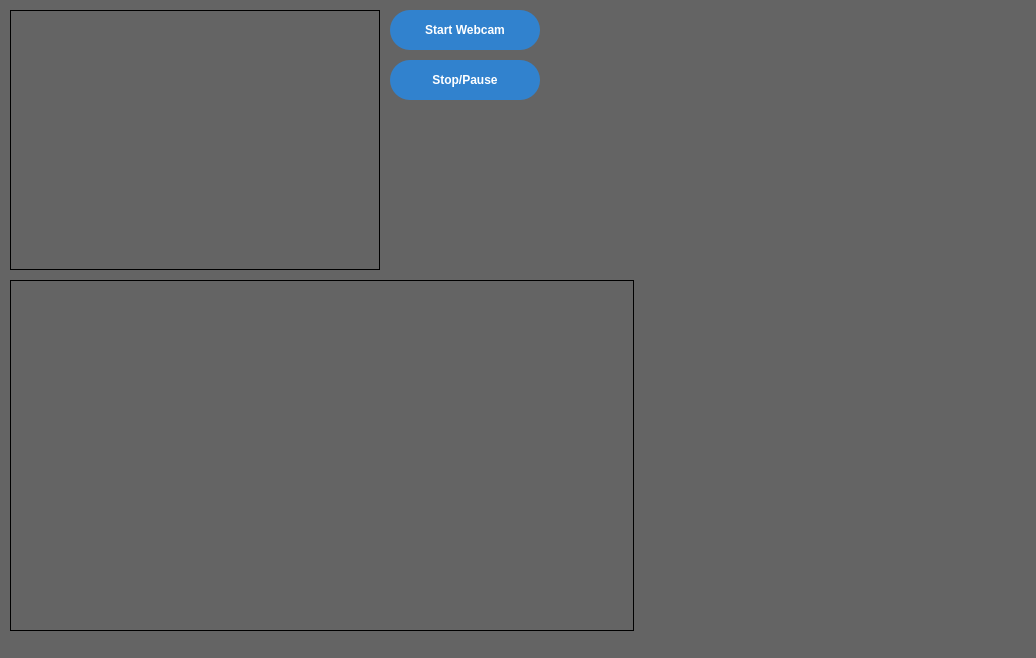
Above: ui/main.ui from MartinRapcan/EyeTracking before the change. Below: the same form after it.
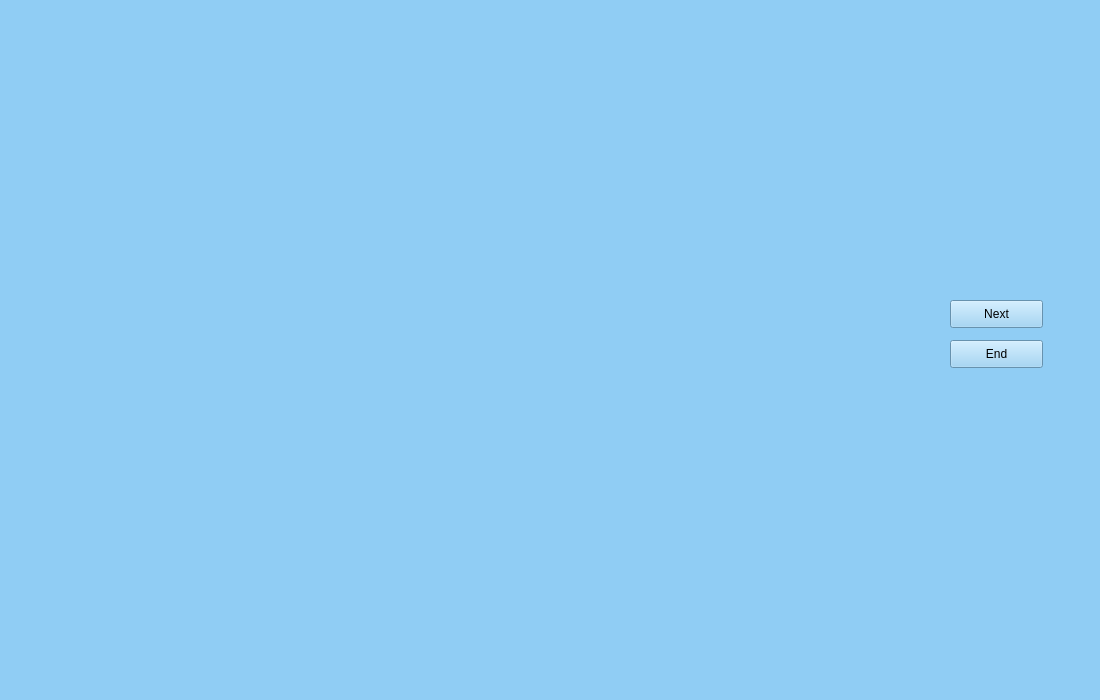
That is the form after the change.

Commit message: feat: aplication interface

```diff
--- a/ui/main.ui
+++ b/ui/main.ui
@@ -6,8 +6,8 @@
    <rect>
     <x>0</x>
     <y>0</y>
-    <width>1036</width>
-    <height>658</height>
+    <width>1100</width>
+    <height>700</height>
    </rect>
   </property>
   <property name="windowTitle">
@@ -17,6 +17,11 @@
    <string notr="true">background-color: rgb(100, 100, 100);</string>
   </property>
   <widget class="QWidget" name="centralwidget">
+   <property name="styleSheet">
+    <string notr="true">QWidget {
+background-color: #90cdf4;
+}</string>
+   </property>
    <widget class="QLabel" name="imgLabel">
     <property name="geometry">
      <rect>
@@ -129,8 +134,221 @@
      <string/>
     </property>
    </widget>
+   <widget class="QPushButton" name="loadImage">
+    <property name="geometry">
+     <rect>
+      <x>390</x>
+      <y>110</y>
+      <width>150</width>
+      <height>40</height>
+     </rect>
+    </property>
+    <property name="styleSheet">
+     <string notr="true">QPushButton {
+background-color: #3182CE;
+border: none;
+border-radius: 20px;
+font-size: 12px;
+color: white;
+font-weight: 600;
+}
+
+QPushButton:hover {
+background-color: #90CDF4;
+
+}
+
+QPushButton:pressed {
+background-color: #90CDF4;
+
+}
+</string>
+    </property>
+    <property name="text">
+     <string>Load Image</string>
+    </property>
+   </widget>
+   <widget class="QLabel" name="label">
+    <property name="geometry">
+     <rect>
+      <x>560</x>
+      <y>20</y>
+      <width>251</width>
+      <height>31</height>
+     </rect>
+    </property>
+    <property name="styleSheet">
+     <string notr="true">QLabel {
+	color: white;
+	font-size: 16px;
+	font-weight: 500;
+}</string>
+    </property>
+    <property name="text">
+     <string>Images</string>
+    </property>
+    <property name="alignment">
+     <set>Qt::AlignCenter</set>
+    </property>
+    <property name="indent">
+     <number>0</number>
+    </property>
+   </widget>
+   <widget class="QListWidget" name="listImages">
+    <property name="geometry">
+     <rect>
+      <x>560</x>
+      <y>60</y>
+      <width>256</width>
+      <height>192</height>
+     </rect>
+    </property>
+   </widget>
+   <widget class="QPushButton" name="removeImage">
+    <property name="geometry">
+     <rect>
+      <x>390</x>
+      <y>160</y>
+      <width>151</width>
+      <height>41</height>
+     </rect>
+    </property>
+    <property name="styleSheet">
+     <string notr="true">QPushButton {
+background-color: #3182CE;
+border: none;
+border-radius: 20px;
+font-size: 12px;
+color: white;
+font-weight: 600;
+}
+
+QPushButton:hover {
+background-color: #90CDF4;
+
+}
+
+QPushButton:pressed {
+background-color: #90CDF4;
+
+}
+</string>
+    </property>
+    <property name="text">
+     <string>Remove Image</string>
+    </property>
+   </widget>
+   <widget class="QPushButton" name="slideShow">
+    <property name="geometry">
+     <rect>
+      <x>390</x>
+      <y>210</y>
+      <width>151</width>
+      <height>41</height>
+     </rect>
+    </property>
+    <property name="styleSheet">
+     <string notr="true">QPushButton {
+background-color: #3182CE;
+border: none;
+border-radius: 20px;
+font-size: 12px;
+color: white;
+font-weight: 600;
+}
+
+QPushButton:hover {
+background-color: #90CDF4;
+
+}
+
+QPushButton:pressed {
+background-color: #90CDF4;
+
+}
+</string>
+    </property>
+    <property name="text">
+     <string>Slide Show</string>
+    </property>
+   </widget>
+   <widget class="QLabel" name="postion">
+    <property name="geometry">
+     <rect>
+      <x>660</x>
+      <y>590</y>
+      <width>261</width>
+      <height>31</height>
+     </rect>
+    </property>
+    <property name="text">
+     <string/>
+    </property>
+   </widget>
+   <widget class="QWidget" name="slide" native="true">
+    <property name="geometry">
+     <rect>
+      <x>0</x>
+      <y>0</y>
+      <width>1100</width>
+      <height>700</height>
+     </rect>
+    </property>
+    <property name="styleSheet">
+     <string notr="true">QWidget {
+background-color: #90cdf4;
+}</string>
+    </property>
+    <widget class="QLabel" name="image">
+     <property name="geometry">
+      <rect>
+       <x>120</x>
+       <y>30</y>
+       <width>800</width>
+       <height>600</height>
+      </rect>
+     </property>
+     <property name="frameShape">
+      <enum>QFrame::Box</enum>
+     </property>
+     <property name="frameShadow">
+      <enum>QFrame::Raised</enum>
+     </property>
+     <property name="lineWidth">
+      <number>0</number>
+     </property>
+     <property name="text">
+      <string/>
+     </property>
+    </widget>
+    <widget class="QPushButton" name="next">
+     <property name="geometry">
+      <rect>
+       <x>950</x>
+       <y>300</y>
+       <width>93</width>
+       <height>28</height>
+      </rect>
+     </property>
+     <property name="text">
+      <string>Next</string>
+     </property>
+    </widget>
+    <widget class="QPushButton" name="end">
+     <property name="geometry">
+      <rect>
+       <x>950</x>
+       <y>340</y>
+       <width>93</width>
+       <height>28</height>
+      </rect>
+     </property>
+     <property name="text">
+      <string>End</string>
+     </property>
+    </widget>
+   </widget>
   </widget>
-  <widget class="QStatusBar" name="statusbar"/>
  </widget>
  <resources/>
  <connections/>
```
The commit also changes 4 other files.
